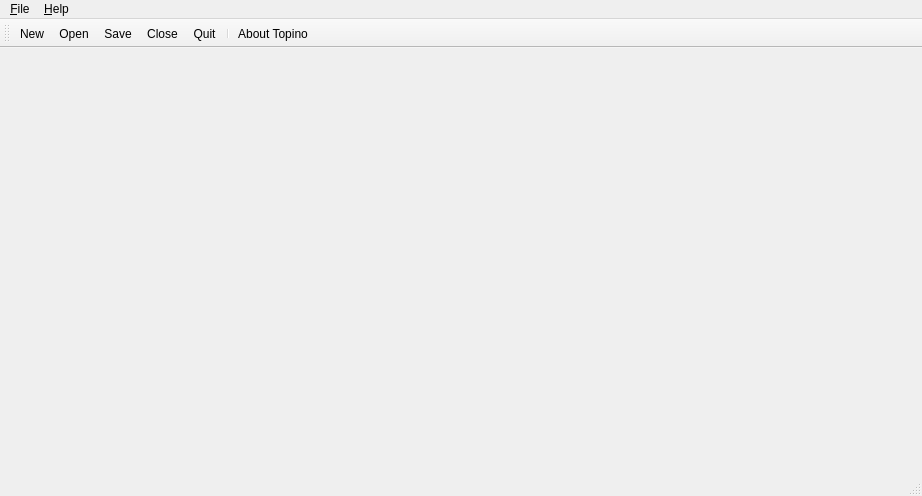
Qt form topino/ui/mainwindow.ui (XXY1227/topino) before a commit.
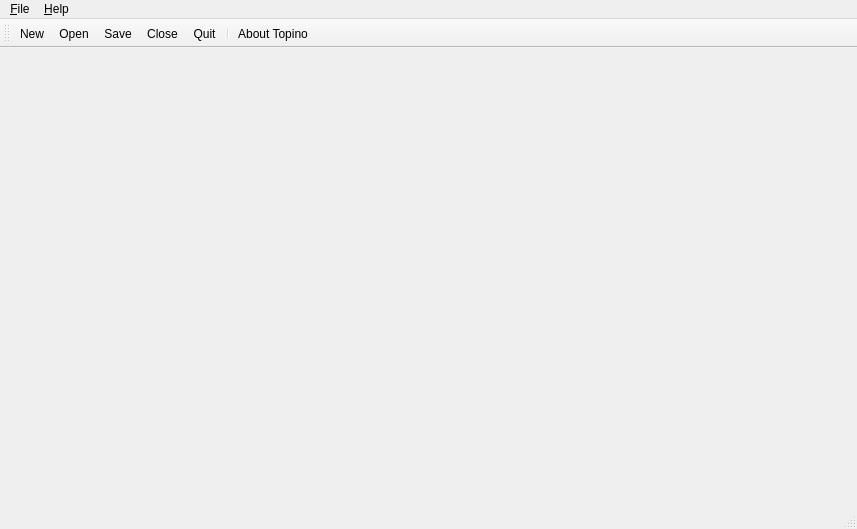
The same form after that commit. Icons and pictures are not drawn.

Diff of the .ui file:
```diff
--- a/topino/ui/mainwindow.ui
+++ b/topino/ui/mainwindow.ui
@@ -6,8 +6,8 @@
    <rect>
     <x>0</x>
     <y>0</y>
-    <width>922</width>
-    <height>496</height>
+    <width>857</width>
+    <height>529</height>
    </rect>
   </property>
   <property name="windowTitle">
@@ -19,7 +19,7 @@
     <rect>
      <x>0</x>
      <y>0</y>
-     <width>922</width>
+     <width>857</width>
      <height>22</height>
     </rect>
    </property>
```
Left out of the diff: 14 changed lines with no effect on the pictures.
